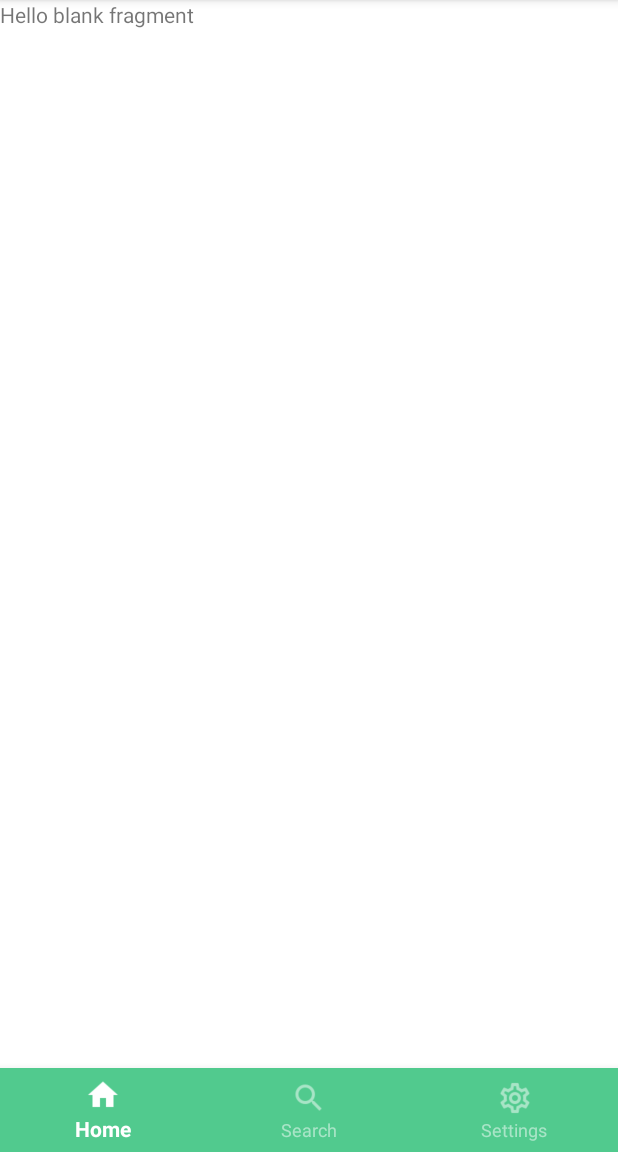
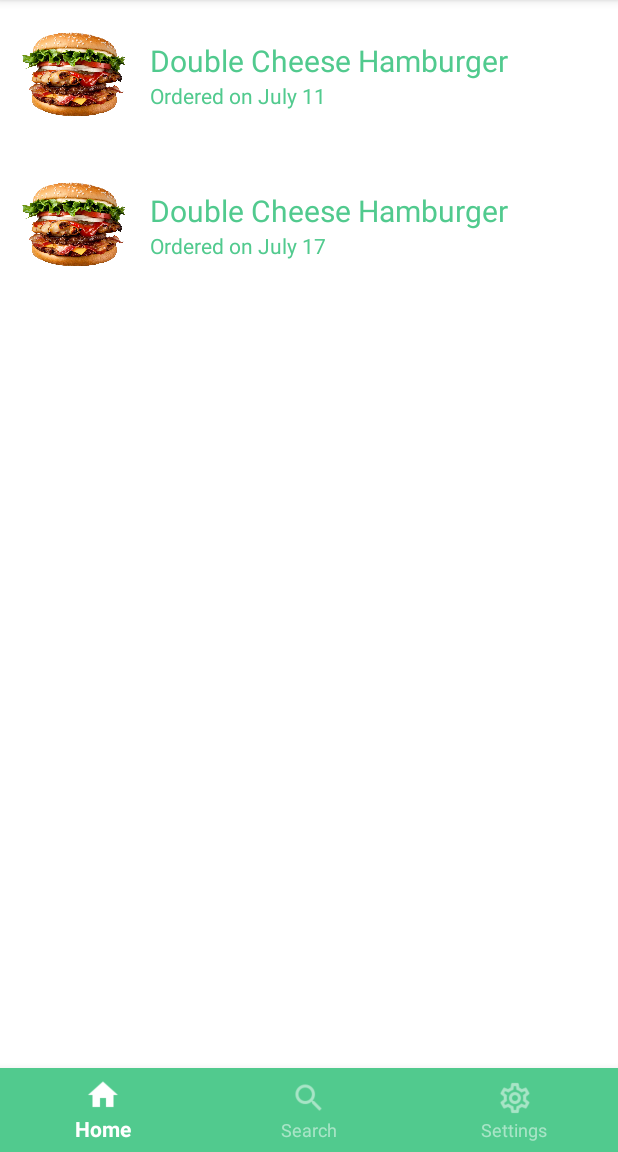
Before and after one commit to afshanaffu26/Flavours_Android, an Android app: the fragment OrderHistoryFragment placed in its activity, on a phone screen of 412 x 824 dp, the part 84-1236 px from its top. Run offline under Robolectric (Android 15) with nearby library versions, the phone set to English and light mode, and no system bars.

Commit message:
Creating UI for Order history

```diff
--- a/app/src/main/res/layout/fragment_order_history.xml
+++ b/app/src/main/res/layout/fragment_order_history.xml
@@ -5,10 +5,101 @@
     android:layout_height="match_parent"
     tools:context=".OrderHistoryFragment">
 
-    <!-- TODO: Update blank fragment layout -->
-    <TextView
+    <ScrollView
         android:layout_width="match_parent"
-        android:layout_height="match_parent"
-        android:text="@string/hello_blank_fragment" />
+        android:layout_height="match_parent">
 
+        <LinearLayout
+            android:layout_width="match_parent"
+            android:layout_height="wrap_content"
+            android:orientation="vertical" >
+
+            <LinearLayout
+                android:id="@+id/item1"
+                android:layout_width="match_parent"
+                android:layout_height="100dp"
+                android:orientation="horizontal">
+
+                <ImageView
+                    android:id="@+id/imageView9"
+                    android:layout_width="80dp"
+                    android:layout_height="80dp"
+                    android:layout_gravity="center_vertical"
+                    android:layout_marginLeft="10dp"
+                    android:src="@drawable/ic_food" />
+
+                <LinearLayout
+                    android:layout_width="match_parent"
+                    android:layout_height="wrap_content"
+                    android:layout_gravity="center_vertical"
+                    android:orientation="vertical">
+
+                    <TextView
+                        android:id="@+id/textView19"
+                        android:layout_width="wrap_content"
+                        android:layout_height="wrap_content"
+                        android:layout_gravity="center_vertical"
+                        android:layout_marginLeft="10dp"
+                        android:text="Double Cheese Hamburger"
+                        android:textColor="@color/myTextColor"
+                        android:textSize="20sp" />
+
+                    <TextView
+                        android:id="@+id/textView20"
+                        android:layout_width="wrap_content"
+                        android:layout_height="wrap_content"
+                        android:layout_gravity="center_vertical"
+                        android:layout_marginLeft="10dp"
+                        android:text="Ordered on July 11"
+                        android:textColor="@color/myTextColor" />
+
+                </LinearLayout>
+
+            </LinearLayout>
+
+            <LinearLayout
+                android:id="@+id/item2"
+                android:layout_width="match_parent"
+                android:layout_height="100dp"
+                android:orientation="horizontal">
+
+                <ImageView
+                    android:id="@+id/imageView10"
+                    android:layout_width="80dp"
+                    android:layout_height="80dp"
+                    android:layout_gravity="center_vertical"
+                    android:layout_marginLeft="10dp"
+                    android:src="@drawable/ic_food" />
+
+                <LinearLayout
+                    android:layout_width="match_parent"
+                    android:layout_height="wrap_content"
+                    android:layout_gravity="center_vertical"
+                    android:orientation="vertical">
+
+                    <TextView
+                        android:id="@+id/textView21"
+                        android:layout_width="wrap_content"
+                        android:layout_height="wrap_content"
+                        android:layout_gravity="center_vertical"
+                        android:layout_marginLeft="10dp"
+                        android:text="Double Cheese Hamburger"
+                        android:textColor="@color/myTextColor"
+                        android:textSize="20sp" />
+
+                    <TextView
+                        android:id="@+id/textView22"
+                        android:layout_width="wrap_content"
+                        android:layout_height="wrap_content"
+                        android:layout_gravity="center_vertical"
+                        android:layout_marginLeft="10dp"
+                        android:text="Ordered on July 17"
+                        android:textColor="@color/myTextColor" />
+
+                </LinearLayout>
+            </LinearLayout>
+
+
+        </LinearLayout>
+    </ScrollView>
 </FrameLayout>
```
